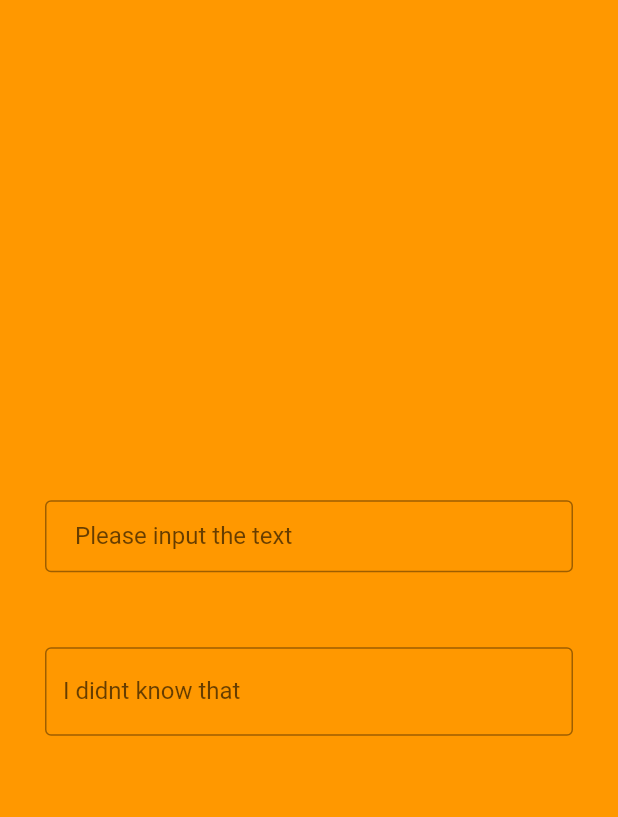
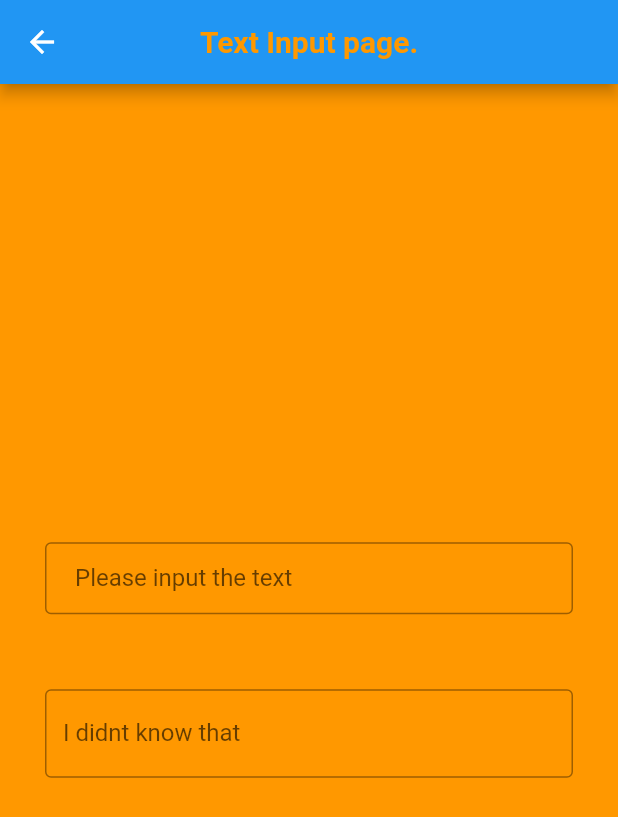
Before and after one commit to naturalitchy/flutter-text-slider-data-transform, a Flutter app: the screen it shows after launch, after a tap on "Text", on a phone screen of 412 x 824 dp. Shown: the top 817 px of the screen. Run offline on Flutter 3.47's test engine with Material 2 defaults, Android fonts, the phone set to English and light mode, and no system bars.

```diff
--- a/lib/screen/input/text_input_screen.dart
+++ b/lib/screen/input/text_input_screen.dart
@@ -41,6 +41,11 @@ class _TextInputScreenState extends State<TextInputScreen> {
   Widget build(BuildContext context) {
 
     return Scaffold(
+      appBar: AppBar(
+        title: Text('Text Input page.'),
+        centerTitle: true,
+        backgroundColor: firstColor,
+      ),
       body: Container(
         color: secondColor,
         padding: EdgeInsets.all(30),
--- a/lib/screen/root_screen.dart
+++ b/lib/screen/root_screen.dart
@@ -18,17 +18,26 @@ class RootScreen extends StatefulWidget {
 }
 
 class _RootScreenState extends State<RootScreen> with TickerProviderStateMixin {
+  /*
   int _tabNumber = 0;
   List<Widget> _pages = <Widget> [
     HomeScreen(),
     TextInputScreen(),
     SliderInputScreen(),
   ];
+  */
 
   // Setting the PageController.
   final PageController _pageController = PageController();
   // Setting the TabController.
   TabController? _tabController;
+
+
+  tabControllerListen() {
+    setState(() {
+      print('Tab 옆으로 움직였구나 !!!!!!!!!! ');
+    });
+  }
 
   // Initialize the PageController.
   @override
@@ -37,6 +46,7 @@ class _RootScreenState extends State<RootScreen> with TickerProviderStateMixin {
     super.initState();
     // Must be add with TickerProviderStateMixin class.
     _tabController = TabController(length: 4, vsync: this);
+    _tabController!.addListener(tabControllerListen);
 
     Timer.periodic(
       Duration(seconds: 3),
@@ -63,15 +73,18 @@ class _RootScreenState extends State<RootScreen> with TickerProviderStateMixin {
     );
   }
 
-  void nothing() {
-
+  @override
+  void dispose() {
+    // TODO: implement dispose
+    super.dispose();
+    _tabController!.removeListener(tabControllerListen);
   }
 
-  void tabClicked(int num) {
-    setState(() {
-      _tabNumber = num;
-    });
-  }
+  // void tabClicked(int num) {
+  //   setState(() {
+  //     _tabNumber = num;
+  //   });
+  // }
 
   @override
   Widget build(BuildContext context) {
@@ -89,6 +102,7 @@ class _RootScreenState extends State<RootScreen> with TickerProviderStateMixin {
         onTap: (int index) {
           setState(() {
             _tabController!.animateTo(index);
+            print(' #### => ${index}');
           });
         },
         items: [
@@ -126,11 +140,14 @@ class _RootScreenState extends State<RootScreen> with TickerProviderStateMixin {
           Icons.home,
         ),
         onPressed: () {
-
-          tabClicked(0);
+          Navigator.of(context).push(
+            MaterialPageRoute(
+              builder: (_) => RootScreen()
+            ),
+          );
         },
       ),
-      title: Text('I think...'),
+      title: Text('I think #'),
       actions: [
         Row(
           crossAxisAlignment: CrossAxisAlignment.center,
@@ -142,14 +159,17 @@ class _RootScreenState extends State<RootScreen> with TickerProviderStateMixin {
                     builder: (_) => TextInputScreen(),
                   ),
                 );
-                tabClicked(1);
               },
               child: Text('Text'),
             ),
             SizedBox(width: 10.0,),
             ElevatedButton(
               onPressed: () {
-                tabClicked(2);
+                Navigator.of(context).push(
+                  MaterialPageRoute(
+                    builder: (_) => SliderInputScreen(),
+                  ),
+                );
               },
               child: Text('Slider'),
             ),
@@ -182,21 +202,30 @@ class _RootScreenState extends State<RootScreen> with TickerProviderStateMixin {
           flex: 4,
           child: Container(
             color: secondColor,
+            child: TabBarView(
+              controller: _tabController,
+              children: [
+                TextResultScreen(),
+                SliderResultScreen(),
+                TextResultScreen(),
+                SliderResultScreen(),
+              ],
+            ),
+          ),
+          /*
+          child: Container(
+            color: secondColor,
             child: Center(
               child: Text(' Im Root Screen. Column 2st.'),
             ),
           ),
-          /*
-          child: Container(
-            padding: EdgeInsets.all(30),
-            color: secondColor,
-            child: _pages[_tabNumber],
-          ),
           */
+
         ),
       ],
     );
 
+    /*
     return Column(
       children: [
         // =============== Column 1 ===============
@@ -237,6 +266,7 @@ class _RootScreenState extends State<RootScreen> with TickerProviderStateMixin {
         ),
       ],
     );
+    */
 
 
   }
```
Also changed, not shown: lib/screen/input/slider_input_screen.dart (+14 -6 lines).
